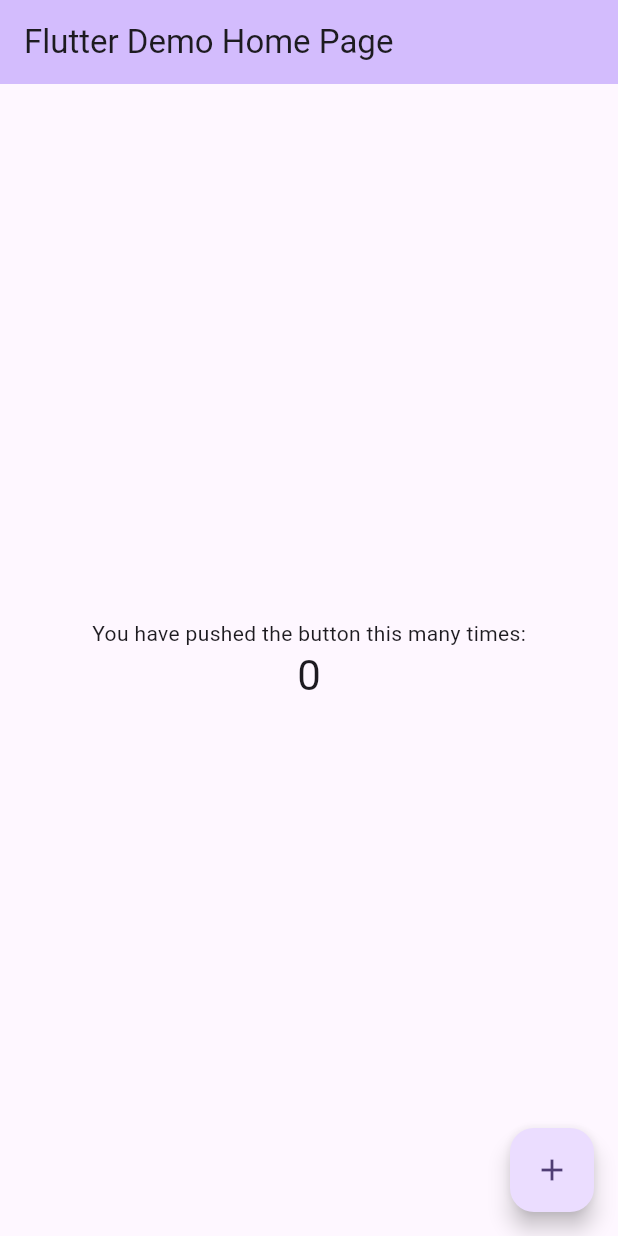
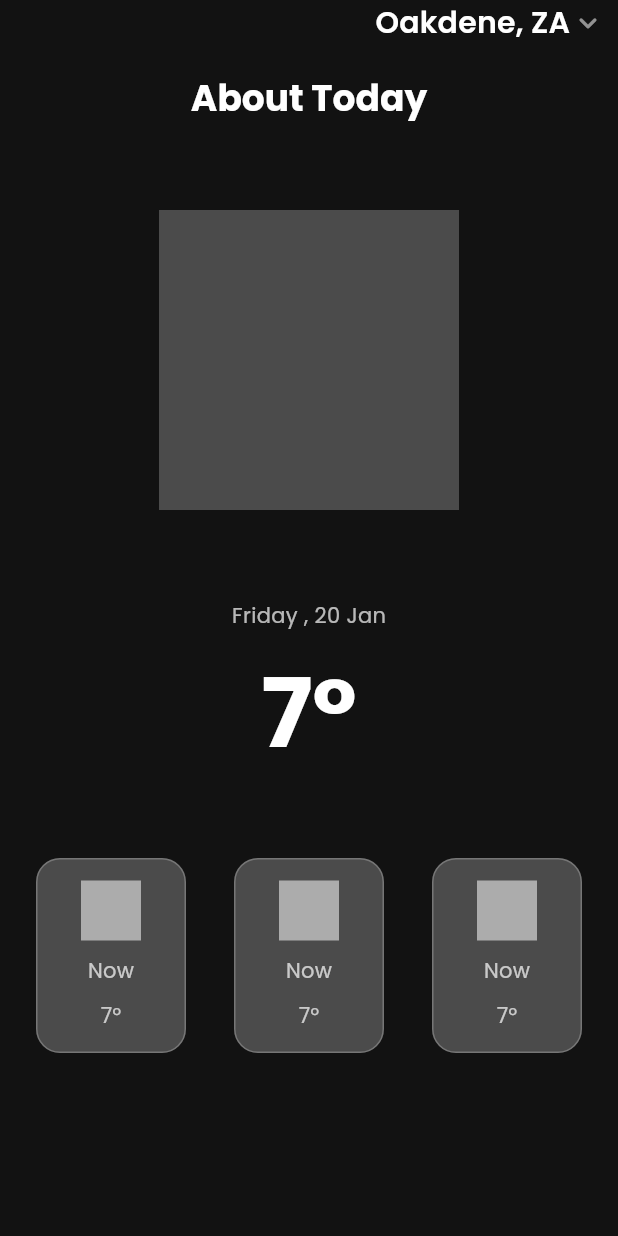
Before and after one commit to Wandilekubheka/weather-app-flutter, a Flutter app: the screen it shows after launch, on a phone screen of 412 x 824 dp. Run offline on Flutter 3.47's test engine with Material 3 defaults, Android fonts, the phone set to English and light mode, and no system bars; our stand-ins replace google_fonts.

Commit message:
Home screen ui design

```diff
--- /dev/null
+++ b/flutter_weather_app/lib/core/colors.dart
@@ -0,0 +1,14 @@
+abstract class AppColors {
+  static const int primary = 0xFF6200EE;
+  static const int primaryVariant = 0xFF3700B3;
+  static const int secondary = 0xFF03DAC6;
+  static const int secondaryVariant = 0xFF018786;
+  static const int background = 0xFFFFFFFF;
+  static const int surface = 0xFFFFFFFF;
+  static const int error = 0xFFB00020;
+  static const int onPrimary = 0xFFFFFFFF;
+  static const int onSecondary = 0xFF000000;
+  static const int onBackground = 0xFF000000;
+  static const int onSurface = 0xFF000000;
+  static const int onError = 0xFFFFFFFF;
+}
--- /dev/null
+++ b/flutter_weather_app/lib/core/ktheme.dart
@@ -0,0 +1,50 @@
+import 'package:flutter/material.dart';
+import 'package:google_fonts/google_fonts.dart';
+
+abstract class Ktheme {
+  static final appTheme = ThemeData.dark().copyWith(
+    colorScheme: ColorScheme.fromSeed(seedColor: Colors.deepPurple),
+    iconTheme: const IconThemeData(color: Colors.white, size: 24),
+    iconButtonTheme: IconButtonThemeData(
+      style: IconButton.styleFrom(foregroundColor: Colors.white, iconSize: 24),
+    ),
+
+    scaffoldBackgroundColor: const Color(0xFF121212),
+    textTheme: TextTheme(
+      bodyLarge: TextStyle(
+        fontFamily: GoogleFonts.poppins().fontFamily,
+        color: Colors.white,
+      ),
+      bodyMedium: TextStyle(
+        fontFamily: GoogleFonts.poppins().fontFamily,
+        color: Colors.white70,
+      ),
+      bodySmall: TextStyle(
+        fontFamily: GoogleFonts.poppins().fontFamily,
+        color: Colors.white54,
+      ),
+      titleLarge: TextStyle(
+        fontFamily: GoogleFonts.poppins().fontFamily,
+        color: Colors.white,
+        fontSize: 24,
+        fontWeight: FontWeight.bold,
+      ),
+      titleMedium: TextStyle(
+        fontFamily: GoogleFonts.poppins().fontFamily,
+        color: Colors.white,
+        fontSize: 20,
+        fontWeight: FontWeight.w600,
+      ),
+      titleSmall: TextStyle(
+        fontFamily: GoogleFonts.poppins().fontFamily,
+        color: Colors.white,
+      ),
+      displayLarge: TextStyle(
+        fontFamily: GoogleFonts.poppins().fontFamily,
+        color: Colors.white,
+        fontSize: 64,
+        fontWeight: FontWeight.bold,
+      ),
+    ),
+  );
+}
--- a/flutter_weather_app/lib/main.dart
+++ b/flutter_weather_app/lib/main.dart
@@ -1,4 +1,6 @@
 import 'package:flutter/material.dart';
+import 'package:flutter_weather_app/core/ktheme.dart';
+import 'package:flutter_weather_app/pages/screens/home_screen.dart';
 
 void main() {
   runApp(const MyApp());
@@ -11,112 +13,9 @@ class MyApp extends StatelessWidget {
   @override
   Widget build(BuildContext context) {
     return MaterialApp(
-      title: 'Flutter Demo',
-      theme: ThemeData(
-        // This is the theme of your application.
-        //
-        // TRY THIS: Try running your application with "flutter run". You'll see
-        // the application has a purple toolbar. Then, without quitting the app,
-        // try changing the seedColor in the colorScheme below to Colors.green
-        // and then invoke "hot reload" (save your changes or press the "hot
-        // reload" button in a Flutter-supported IDE, or press "r" if you used
-        // the command line to start the app).
-        //
-        // Notice that the counter didn't reset back to zero; the application
-        // state is not lost during the reload. To reset the state, use hot
-        // restart instead.
-        //
-        // This works for code too, not just values: Most code changes can be
-        // tested with just a hot reload.
-        colorScheme: ColorScheme.fromSeed(seedColor: Colors.deepPurple),
-      ),
-      home: const MyHomePage(title: 'Flutter Demo Home Page'),
+      title: 'Flutter weather app',
+      theme: Ktheme.appTheme,
+      home: const HomeScreen(),
     );
   }
 }
-
-class MyHomePage extends StatefulWidget {
-  const MyHomePage({super.key, required this.title});
-
-  // This widget is the home page of your application. It is stateful, meaning
-  // that it has a State object (defined below) that contains fields that affect
-  // how it looks.
-
-  // This class is the configuration for the state. It holds the values (in this
-  // case the title) provided by the parent (in this case the App widget) and
-  // used by the build method of the State. Fields in a Widget subclass are
-  // always marked "final".
-
-  final String title;
-
-  @override
-  State<MyHomePage> createState() => _MyHomePageState();
-}
-
-class _MyHomePageState extends State<MyHomePage> {
-  int _counter = 0;
-
-  void _incrementCounter() {
-    setState(() {
-      // This call to setState tells the Flutter framework that something has
-      // changed in this State, which causes it to rerun the build method below
-      // so that the display can reflect the updated values. If we changed
-      // _counter without calling setState(), then the build method would not be
-      // called again, and so nothing would appear to happen.
-      _counter++;
-    });
-  }
-
-  @override
-  Widget build(BuildContext context) {
-    // This method is rerun every time setState is called, for instance as done
-    // by the _incrementCounter method above.
-    //
-    // The Flutter framework has been optimized to make rerunning build methods
-    // fast, so that you can just rebuild anything that needs updating rather
-    // than having to individually change instances of widgets.
-    return Scaffold(
-      appBar: AppBar(
-        // TRY THIS: Try changing the color here to a specific color (to
-        // Colors.amber, perhaps?) and trigger a hot reload to see the AppBar
-        // change color while the other colors stay the same.
-        backgroundColor: Theme.of(context).colorScheme.inversePrimary,
-        // Here we take the value from the MyHomePage object that was created by
-        // the App.build method, and use it to set our appbar title.
-        title: Text(widget.title),
-      ),
-      body: Center(
-        // Center is a layout widget. It takes a single child and positions it
-        // in the middle of the parent.
-        child: Column(
-          // Column is also a layout widget. It takes a list of children and
-          // arranges them vertically. By default, it sizes itself to fit its
-          // children horizontally, and tries to be as tall as its parent.
-          //
-          // Column has various properties to control how it sizes itself and
-          // how it positions its children. Here we use mainAxisAlignment to
-          // center the children vertically; the main axis here is the vertical
-          // axis because Columns are vertical (the cross axis would be
-          // horizontal).
-          //
-          // TRY THIS: Invoke "debug painting" (choose the "Toggle Debug Paint"
-          // action in the IDE, or press "p" in the console), to see the
-          // wireframe for each widget.
-          mainAxisAlignment: MainAxisAlignment.center,
-          children: <Widget>[
-            const Text('You have pushed the button this many times:'),
-            Text(
-              '$_counter',
-              style: Theme.of(context).textTheme.headlineMedium,
-            ),
-          ],
-        ),
-      ),
-      floatingActionButton: FloatingActionButton(
-        onPressed: _incrementCounter,
-        tooltip: 'Increment',
-        child: const Icon(Icons.add),
-      ), // This trailing comma makes auto-formatting nicer for build methods.
-    );
-  }
-}
--- /dev/null
+++ b/flutter_weather_app/lib/pages/screens/home_screen.dart
@@ -0,0 +1,84 @@
+import 'package:flutter/material.dart';
+
+class HomeScreen extends StatefulWidget {
+  const HomeScreen({super.key});
+
+  @override
+  State<HomeScreen> createState() => _HomeScreenState();
+}
+
+class _HomeScreenState extends State<HomeScreen> {
+  @override
+  Widget build(BuildContext context) {
+    return Scaffold(
+      body: SafeArea(
+        child: SingleChildScrollView(
+          child: Padding(
+            padding: const EdgeInsets.symmetric(horizontal: 8.0),
+            child: Column(
+              spacing: 20,
+              children: [
+                Row(
+                  mainAxisAlignment: MainAxisAlignment.end,
+                  children: [
+                    Text(
+                      "Oakdene, ZA",
+                      style: Theme.of(context).textTheme.titleMedium,
+                    ),
+                    const Icon(
+                      Icons.keyboard_arrow_down_rounded,
+                      color: Colors.white54,
+                    ),
+                  ],
+                ),
+                // header content
+                // Main content
+                Text(
+                  "About Today",
+                  style: Theme.of(context).textTheme.titleLarge,
+                ),
+                const SizedBox(height: 20),
+                Container(height: 200, width: 200, color: Colors.white24),
+                const SizedBox(height: 20),
+                const Text("Friday , 20 Jan"),
+                Text("7°", style: Theme.of(context).textTheme.displayLarge),
+                const SizedBox(height: 20),
+                Row(
+                  mainAxisAlignment: MainAxisAlignment.spaceAround,
+                  children: [
+                    _weather_detail_card(),
+                    _weather_detail_card(),
+                    _weather_detail_card(),
+                  ],
+                ),
+              ],
+            ),
+          ),
+        ),
+      ),
+    );
+  }
+
+  Widget _weather_detail_card() {
+    return Container(
+      decoration: BoxDecoration(
+        borderRadius: BorderRadius.circular(16),
+        border: Border.all(color: Colors.white24),
+        color: Colors.white24,
+      ),
+      height: 130,
+      width: 100,
+      child: Column(
+        mainAxisAlignment: MainAxisAlignment.center,
+        children: [
+          Container(height: 40, width: 40, color: Colors.white54),
+          const SizedBox(height: 10),
+          Text("Now", style: Theme.of(context).textTheme.bodyMedium),
+          const SizedBox(height: 10),
+
+          Text("7°", style: Theme.of(context).textTheme.bodyMedium),
+        ],
+      ),
+    );
+  }
+}
--- a/flutter_weather_app/pubspec.yaml
+++ b/flutter_weather_app/pubspec.yaml
@@ -34,6 +34,7 @@ dependencies:
   # The following adds the Cupertino Icons font to your application.
   # Use with the CupertinoIcons class for iOS style icons.
   cupertino_icons: ^1.0.8
+  google_fonts: ^6.3.2
 
 dev_dependencies:
   flutter_test:
```
Also changed, not shown: flutter_weather_app/pubspec.lock, 7 other files.
